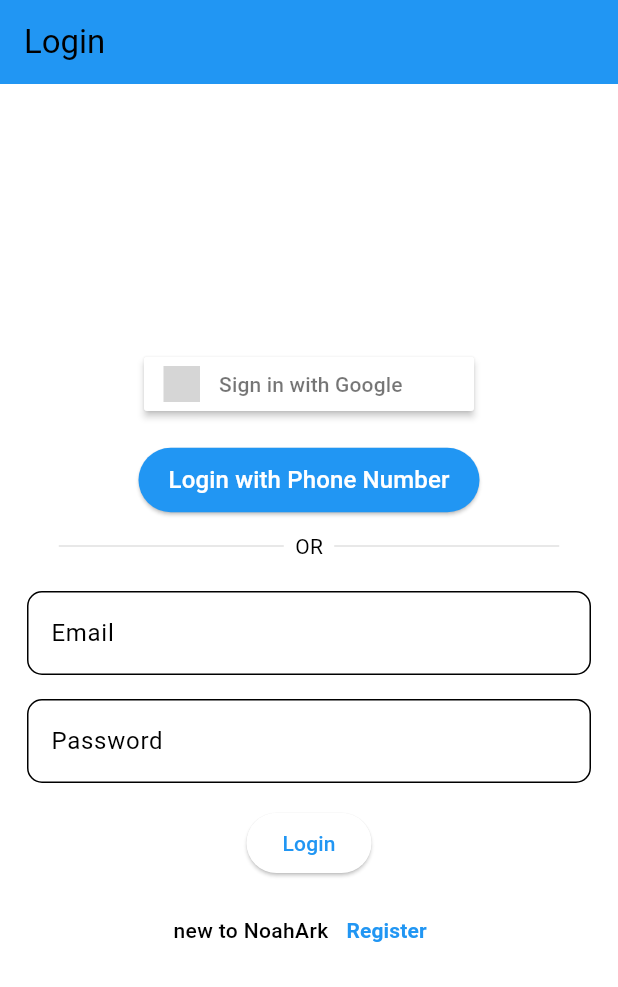
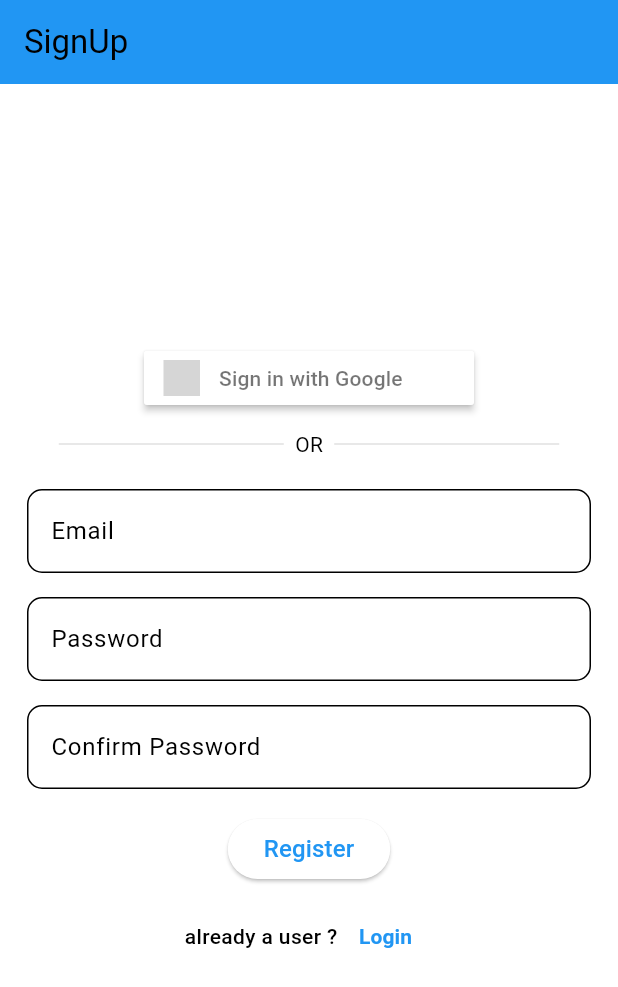
Before and after one commit to Admiral-123/noah_ark, a Flutter app: the screen it shows after launch, after a tap on "Register", on a phone screen of 412 x 824 dp. Shown: the top 987 px of the screen. Run offline on Flutter 3.47's test engine with Material 3 defaults, Android fonts, the light colour scheme and no system bars; our stand-ins replace flutter_dotenv, flutter_signin_button, supabase_flutter; missing offline and left inert: dart:ffi; accounts and stored records are empty; network calls fail; grey boxes are pictures that could not be loaded.

Commit message:
email auth

```diff
--- /dev/null
+++ b/lib/backend_handling/supabase_handle.dart
@@ -0,0 +1,35 @@
+import 'package:flutter/material.dart';
+import 'package:supabase_flutter/supabase_flutter.dart';
+
+class SupabaseHandle extends ChangeNotifier {
+  // Future<dynamic> createUserWithPhone(String num, String password) async { // depreciated
+  //   try {
+  //     await Supabase.instance.client.auth
+  //         .signUp(phone: num, password: password);
+  //   } catch (e) {
+  //     print(e);
+  //   }
+  //   notifyListeners();
+  // }
+
+  // Future<void> verifyPhone(String otp, String num) async {
+  //   await Supabase.instance.client.auth
+  //       .verifyOTP(type: OtpType.signup, token: otp, phone: num);
+
+  //   notifyListeners();
+  // }
+
+  Future<dynamic> createUseWithEmail(String email, String password) async {
+    await Supabase.instance.client.auth
+        .signUp(email: email, password: password);
+
+    notifyListeners();
+  }
+  // new page, verify email then click on a button to proceed to home page
+
+  Future<dynamic> loginWithEmail(String email, String password) async {
+    await Supabase.instance.client.auth
+        .signInWithPassword(email: email, password: password);
+    notifyListeners();
+  }
+}
--- a/lib/log_sign/login.dart
+++ b/lib/log_sign/login.dart
@@ -1,6 +1,10 @@
 import 'package:flutter/material.dart';
 import 'package:flutter_signin_button/button_list.dart';
 import 'package:flutter_signin_button/button_view.dart';
+import 'package:noah_ark/backend_handling/supabase_handle.dart';
+import 'package:noah_ark/home.dart';
+import 'package:noah_ark/log_sign/sign_in.dart';
+import 'package:provider/provider.dart';
 
 class Login extends StatefulWidget {
   const Login({super.key});
@@ -35,21 +39,22 @@
                   print("to be implemented");
                 })),
 
-            Padding(
-                padding: EdgeInsets.all(8.0),
-                child: ElevatedButton(
-                  onPressed: () {
-                    print("to be implemented");
-                  },
-                  style: ElevatedButton.styleFrom(
-                    backgroundColor: Theme.of(context).primaryColor,
-                    padding: EdgeInsets.symmetric(horizontal: 20, vertical: 10),
-                  ),
-                  child: Text(
-                    "Login with Phone Number",
-                    style: TextStyle(fontSize: 16, color: Colors.white),
-                  ),
-                )),
+            // Padding(
+            //     padding: EdgeInsets.all(8.0),
+            //     child: ElevatedButton(
+            //       onPressed: () {
+            //         print("to be implemented");
+            //       },
+            //       // style: ElevatedButton.styleFrom(
+            //       //   backgroundColor: Theme.of(context).primaryColor,
+            //       //   padding: EdgeInsets.symmetric(horizontal: 20, vertical: 10),
+            //       // ),
+            //       child: Text(
+            //         "Login with Phone Number",
+            //         style: TextStyle(
+            //             fontSize: 16, color: Theme.of(context).primaryColor),
+            //       ),
+            //     )),
 
             // Padding(
             //   padding: const EdgeInsets.only(
@@ -107,6 +112,7 @@
                   Padding(
                     padding: const EdgeInsets.all(8.0),
                     child: TextField(
+                      obscureText: true,
                       controller: passwordController,
                       decoration: InputDecoration(
                           label: Text("Password"),
@@ -120,8 +126,28 @@
                   ),
                   Padding(
                     padding: const EdgeInsets.all(8.0),
-                    child:
-                        ElevatedButton(onPressed: () {}, child: Text("Login")),
+                    child: ElevatedButton(
+                        onPressed: () async {
+                          try {
+                            await context.read<SupabaseHandle>().loginWithEmail(
+                                emailController.text.trim(),
+                                passwordController.text);
+
+                            Navigator.pushReplacement(
+                                // ignore: use_build_context_synchronously
+                                context,
+                                MaterialPageRoute(
+                                    builder: (context) => Home()));
+                          } catch (e) {
+                            // ignore: use_build_context_synchronously
+                            ScaffoldMessenger.of(context).showSnackBar(
+                                SnackBar(content: Text(e.toString())));
+                          }
+                        },
+                        child: Text(
+                          "Login",
+                          style: TextStyle(fontSize: 16),
+                        )),
                   ),
                   Padding(
                     padding: const EdgeInsets.all(2.0),
@@ -129,11 +155,16 @@
                       mainAxisAlignment: MainAxisAlignment.center,
                       children: [
                         Text(
-                          "new to NoahArk",
+                          "new to NoahArk ?",
                           style: TextStyle(fontWeight: FontWeight.w500),
                         ),
                         TextButton(
-                            onPressed: () {},
+                            onPressed: () {
+                              Navigator.pushReplacement(
+                                  context,
+                                  MaterialPageRoute(
+                                      builder: (context) => SignUp()));
+                            },
                             child: Text(
                               "Register",
                               style: TextStyle(fontWeight: FontWeight.bold),
--- /dev/null
+++ b/lib/log_sign/sign_in.dart
@@ -0,0 +1,274 @@
+import 'package:flutter/material.dart';
+import 'package:flutter_signin_button/button_list.dart';
+import 'package:flutter_signin_button/button_view.dart';
+import 'package:noah_ark/backend_handling/supabase_handle.dart';
+import 'package:noah_ark/log_sign/email_verify.dart';
+import 'package:noah_ark/log_sign/login.dart';
+import 'package:noah_ark/my_widgets/my_txt_field.dart';
+import 'package:provider/provider.dart';
+
+class SignUp extends StatefulWidget {
+  const SignUp({super.key});
+
+  @override
+  State<SignUp> createState() => _SignInPage();
+}
+
+class _SignInPage extends State<SignUp> {
+  TextEditingController emailController = TextEditingController();
+  TextEditingController passwordController = TextEditingController();
+  TextEditingController confirmPasswordController = TextEditingController();
+  // TextEditingController phoneController = TextEditingController();
+  // TextEditingController phonePasswordController = TextEditingController();
+  // TextEditingController phoneOTPController = TextEditingController();
+  // bool otpEnable = false;
+  //bool phoneEnable = true;
+  // void toggleEnablers() {
+  //   setState(() {
+  //     otpEnable = !otpEnable;
+  //     //phoneEnable = !phoneEnable;
+  //   });
+  // }
+
+  @override
+  Widget build(BuildContext context) {
+    return Scaffold(
+      appBar: AppBar(
+        title: Text("SignUp"),
+        backgroundColor: Theme.of(context).primaryColor,
+      ),
+      body: Center(
+        child: SingleChildScrollView(
+          child: Column(
+            mainAxisAlignment: MainAxisAlignment.center,
+            children: [
+              // ElevatedButton(
+              //     onPressed: () {
+              //       Navigator.push(context,
+              //           MaterialPageRoute(builder: (context) => SignInWitEmail()));
+              //     },
+              //     child: Text("Email")),
+              Padding(
+                  padding: const EdgeInsets.all(8.0),
+                  child: SignInButton(Buttons.Google, onPressed: () {
+                    print("to be implemented");
+                  })),
+
+              // Padding(   // because of twillio free trial limitaion we're depreciating phone numbers
+              //     padding: EdgeInsets.all(8.0),
+              //     child: ElevatedButton(
+              //       onPressed: () {
+              //         showModalBottomSheet(
+              //           elevation: 70.0,
+              //           context: context,
+              //           builder: (context) {
+              //             return Padding(
+              //               padding: const EdgeInsets.all(8.0),
+              //               child: Column(
+              //                 children: [
+              //                   MyTxtField(
+              //                     label: "phone number",
+              //                     controller: phoneController,
+              //                     obscure: false,
+              //                     enable: true,
+              //                   ),
+              //                   MyTxtField(
+              //                     label: "password",
+              //                     controller: phonePasswordController,
+              //                     obscure: false,
+              //                     enable: true,
+              //                   ),
+              //                   MyTxtField(
+              //                     label: "OTP",
+              //                     controller: phoneOTPController,
+              //                     obscure: true,
+              //                     enable: true,
+              //                   ),
+              //                   ElevatedButton(
+              //                       onPressed: () {
+              //                         context
+              //                             .read<SupabaseHandle>()
+              //                             .createUserWithPhone(
+              //                                 phoneController.text.trim(),
+              //                                 phonePasswordController.text);
+              //                       },
+              //                       child: Text("Send OTP")),
+              //                   ElevatedButton(
+              //                       onPressed: () {
+              //                         context
+              //                             .read<SupabaseHandle>()
+              //                             .verifyPhone(
+              //                                 phoneOTPController.text.trim(),
+              //                                 phoneController.text.trim());
+              //                       },
+              //                       child: Text("verify")),
+              //                 ],
+              //               ),
+              //             );
+              //           },
+              //         );
+              //       },
+              //       // style: ElevatedButton.styleFrom(
+              //       //   backgroundColor: Theme.of(context).primaryColor,
+              //       //   padding: EdgeInsets.symmetric(horizontal: 20, vertical: 10),
+              //       // ),
+              //       child: Text(
+              //         "Register with Phone Number",
+              //         style: TextStyle(fontSize: 16),
+              //       ),
+              //     )),
+
+              // Padding(
+              //   padding: const EdgeInsets.only(
+              //     right: 325.0,
+              //   ),
+              //   child: Text(
+              //     "Email",
+              //     textAlign: TextAlign.left,
+              //   ),
+              // ),
+
+              Padding(
+                padding: EdgeInsets.all(2.0),
+                child: Row(
+                  mainAxisAlignment: MainAxisAlignment.center,
+                  children: [
+                    Container(
+                      height: 1,
+                      width: 150,
+                      color: Colors.black12,
+                    ),
+                    Text("  OR  "),
+                    Container(
+                      height: 1,
+                      width: 150,
+                      color: Colors.black12,
+                    )
+                  ],
+                ),
+              ),
+
+              Padding(
+                padding: const EdgeInsets.all(10.0),
+                child: Column(
+                  //mainAxisAlignment: MainAxisAlignment.center,
+                  children: [
+                    Padding(
+                      padding: const EdgeInsets.all(8.0),
+                      child: TextField(
+                        controller: emailController,
+                        decoration: InputDecoration(
+                            label: Text("Email"),
+                            // border: OutlineInputBorder(
+                            //   borderRadius: BorderRadius.circular(10.0),
+                            //   borderSide: BorderSide(color: Colors.black),
+                            // ),
+                            border: OutlineInputBorder(
+                                borderRadius: BorderRadius.circular(10.0)),
+                            enabledBorder: OutlineInputBorder(
+                              borderRadius: BorderRadius.circular(10.0),
+                              borderSide: BorderSide(color: Colors.black),
+                            )),
+                      ),
+                    ),
+                    Padding(
+                      padding: const EdgeInsets.all(8.0),
+                      child: TextField(
+                        obscureText: true,
+                        controller: passwordController,
+                        decoration: InputDecoration(
+                            label: Text("Password"),
+                            border: OutlineInputBorder(
+                                borderRadius: BorderRadius.circular(10.0)),
+                            enabledBorder: OutlineInputBorder(
+                              borderRadius: BorderRadius.circular(10.0),
+                              borderSide: BorderSide(color: Colors.black),
+                            )),
+                      ),
+                    ),
+                    Padding(
+                      padding: const EdgeInsets.all(8.0),
+                      child: TextField(
+                        obscureText: true,
+                        controller: confirmPasswordController,
+                        decoration: InputDecoration(
+                            label: Text("Confirm Password"),
+                            border: OutlineInputBorder(
+                                borderRadius: BorderRadius.circular(10.0)),
+                            enabledBorder: OutlineInputBorder(
+                              borderRadius: BorderRadius.circular(10.0),
+                              borderSide: BorderSide(color: Colors.black),
+                            )),
+                      ),
+                    ),
+                    Padding(
+                      padding: const EdgeInsets.all(8.0),
+                      child: ElevatedButton(
+                          onPressed: () async {
+                            if (passwordController.text ==
+                                confirmPasswordController.text) {
+                              try {
+                                await context
+                                    .read<SupabaseHandle>()
+                                    .createUseWithEmail(
+                                      emailController.text.trim(),
+                                      passwordController.text,
+                                    );
+
+                                Navigator.pushReplacement(
+                                    // ignore: use_build_context_synchronously
+                                    context,
+                                    MaterialPageRoute(
+                                        builder: (context) => EmailVerify(
+                                            email: emailController.text.trim(),
+                                            password:
+                                                passwordController.text)));
+                              } catch (e) {
+                                ScaffoldMessenger.of(context).showSnackBar(
+                                    SnackBar(content: Text(e.toString())));
+                                return;
+                              }
+                            } else {
+                              ScaffoldMessenger.of(context).showSnackBar(
+                                  SnackBar(
+                                      content: Text("password doesnt match")));
+                            }
+                          },
+                          child: Text(
+                            "Register",
+                            style: TextStyle(fontSize: 16),
+                          )),
+                    ),
+                    Padding(
+                      padding: const EdgeInsets.all(2.0),
+                      child: Row(
+                        mainAxisAlignment: MainAxisAlignment.center,
+                        children: [
+                          Text(
+                            "already a user ?",
+                            style: TextStyle(fontWeight: FontWeight.w500),
+                          ),
+                          TextButton(
+                              onPressed: () {
+                                Navigator.pushReplacement(
+                                    context,
+                                    MaterialPageRoute(
+                                        builder: (context) => Login()));
+                              },
+                              child: Text(
+                                "Login",
+                                style: TextStyle(fontWeight: FontWeight.bold),
+                              ))
+                        ],
+                      ),
+                    )
+                  ],
+                ),
+              )
+            ],
+          ),
+        ),
+      ),
+    );
+  }
+}
--- a/lib/main.dart
+++ b/lib/main.dart
@@ -1,8 +1,8 @@
 import 'package:flutter/material.dart';
 import 'package:flutter_dotenv/flutter_dotenv.dart';
+import 'package:noah_ark/backend_handling/supabase_handle.dart';
 import 'package:noah_ark/home.dart';
 import 'package:noah_ark/log_sign/login.dart';
-import 'package:noah_ark/supabase/auth_get.dart';
 import 'package:provider/provider.dart';
 import 'package:supabase_flutter/supabase_flutter.dart';
 
@@ -19,7 +19,10 @@
       //   providers: [],
       //   child: const MyApp(),
       // )
-      const MyApp());
+      MultiProvider(
+    providers: [ChangeNotifierProvider(create: (context) => SupabaseHandle())],
+    child: const MyApp(),
+  ));
 }
 
 class MyApp extends StatelessWidget {
```
Also changed, not shown: lib/log_sign/email_verify.dart (added, +98 -0 lines), lib/log_sign/login_with_email.dart (deleted, +0 -52 lines), lib/log_sign/sign_in_with_email.dart (deleted, +0 -62 lines), lib/my_widgets/my_txt_field.dart (added, +43 -0 lines), lib/supabase/auth_get.dart (deleted, +0 -30 lines).
